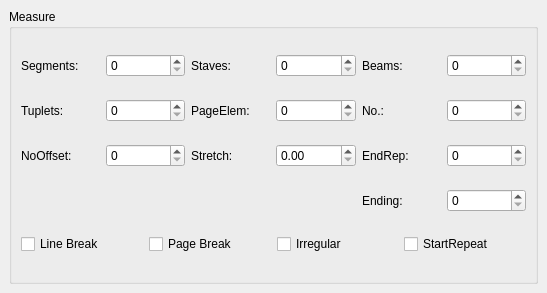
Qt form mscore/mscore/measure.ui (musescore/musescore-old) before a commit.
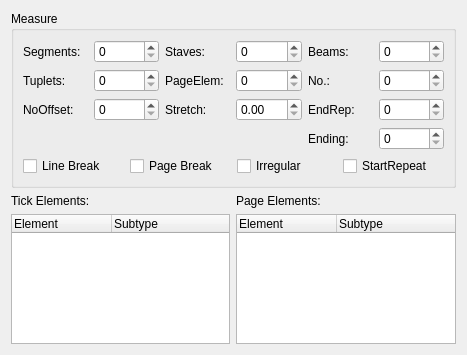
The same form after that commit.

What changed in the file:
```diff
--- a/mscore/mscore/measure.ui
+++ b/mscore/mscore/measure.ui
@@ -8,21 +8,15 @@
    <rect>
     <x>0</x>
     <y>0</y>
-    <width>547</width>
-    <height>293</height>
+    <width>467</width>
+    <height>355</height>
    </rect>
   </property>
   <property name="windowTitle" >
    <string>Form</string>
   </property>
-  <layout class="QVBoxLayout" >
-   <property name="margin" >
-    <number>9</number>
-   </property>
-   <property name="spacing" >
-    <number>6</number>
-   </property>
-   <item>
+  <layout class="QGridLayout" >
+   <item row="0" column="0" colspan="2" >
     <widget class="QGroupBox" name="MeasureBase_2" >
      <property name="title" >
       <string>Measure</string>
@@ -34,7 +28,19 @@
       <property name="margin" >
        <number>9</number>
       </property>
-      <property name="spacing" >
+      <property name="topMargin" >
+       <number>9</number>
+      </property>
+      <property name="rightMargin" >
+       <number>9</number>
+      </property>
+      <property name="bottomMargin" >
+       <number>9</number>
+      </property>
+      <property name="horizontalSpacing" >
+       <number>6</number>
+      </property>
+      <property name="verticalSpacing" >
        <number>6</number>
       </property>
       <item row="4" column="0" colspan="6" >
@@ -202,6 +208,48 @@
      </layout>
     </widget>
    </item>
+   <item row="1" column="0" >
+    <widget class="QLabel" name="label_11" >
+     <property name="text" >
+      <string>Tick Elements:</string>
+     </property>
+    </widget>
+   </item>
+   <item row="1" column="1" >
+    <widget class="QLabel" name="label_12" >
+     <property name="text" >
+      <string>Page Elements:</string>
+     </property>
+    </widget>
+   </item>
+   <item row="2" column="0" >
+    <widget class="QTreeWidget" name="sel" >
+     <column>
+      <property name="text" >
+       <string>Element</string>
+      </property>
+     </column>
+     <column>
+      <property name="text" >
+       <string>Subtype</string>
+      </property>
+     </column>
+    </widget>
+   </item>
+   <item row="2" column="1" >
+    <widget class="QTreeWidget" name="pel" >
+     <column>
+      <property name="text" >
+       <string>Element</string>
+      </property>
+     </column>
+     <column>
+      <property name="text" >
+       <string>Subtype</string>
+      </property>
+     </column>
+    </widget>
+   </item>
   </layout>
  </widget>
  <pixmapfunction></pixmapfunction>
```
Left out of the diff: 21 changed lines with no effect on the pictures.
